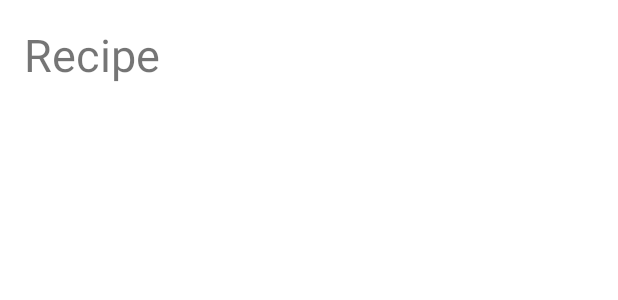
After one commit to CMPUT301F22T18/SnackNTrack, an Android app: the layout content_recipe_list.xml on its own in the app's theme, with its tools: preview values and no code run, on a phone screen of 412 x 824 dp. The commit adds this screen. Shown: the top 300 px of the screen. Run offline under Robolectric (Android 15) with nearby library versions, the phone set to English and light mode, and no system bars.

Commit message:
working on RecipeListActivity

```diff
--- a/app/build.gradle
+++ b/app/build.gradle
@@ -36,4 +36,6 @@ dependencies {
     testImplementation 'junit:junit:4.13.2'
     androidTestImplementation 'androidx.test.ext:junit:1.1.3'
     androidTestImplementation 'androidx.test.espresso:espresso-core:3.4.0'
+    implementation 'androidx.recyclerview:recyclerview:1.2.1'
+    implementation 'androidx.recyclerview:recyclerview-selection:1.1.0'
 }
--- /dev/null
+++ b/app/src/main/res/layout/content_recipe_list.xml
@@ -0,0 +1,17 @@
+<?xml version="1.0" encoding="utf-8"?>
+<LinearLayout xmlns:android="http://schemas.android.com/apk/res/android"
+    android:layout_width="match_parent"
+    android:layout_height="match_parent"
+    android:orientation="horizontal"
+    xmlns:app="http://schemas.android.com/apk/res-auto">
+
+    <TextView
+        android:id="@+id/recipe_list_item_title"
+        android:layout_width="wrap_content"
+        android:layout_height="wrap_content"
+        android:padding="16dp"
+        android:textSize="30sp"
+        android:text="Recipe">
+    </TextView>
+
+</LinearLayout>
--- a/app/src/main/res/values/strings.xml
+++ b/app/src/main/res/values/strings.xml
@@ -1,3 +1,4 @@
 <resources>
     <string name="app_name">My Application</string>
+    <string name="add_a_recipe">add a recipe</string>
 </resources>
```
Also changed, not shown: app/src/main/AndroidManifest.xml (+7 -0 lines), app/src/main/java/com/cmput301f22t18/snackntrack/RecipeListActivity.java (added, +61 -0 lines), app/src/main/java/com/cmput301f22t18/snackntrack/RecipeListAdapter.java (added, +111 -0 lines), app/src/main/res/layout/activity_recipe_list.xml (added, +31 -0 lines).
